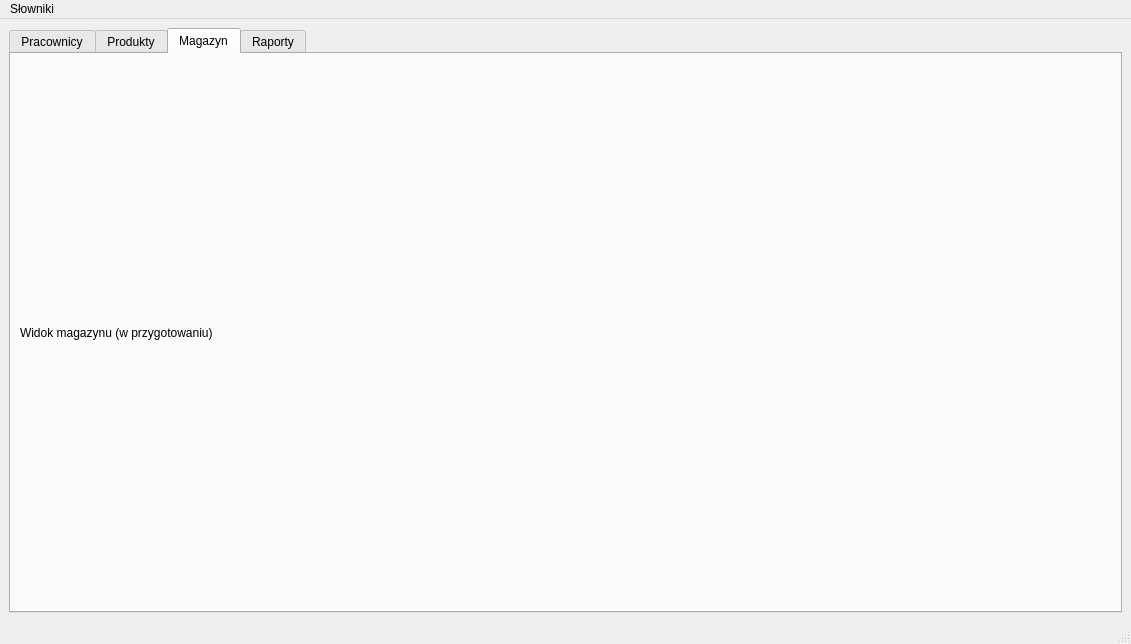
LukasZaw/company-manager-qt, file mainwindow.ui: the form before one commit.
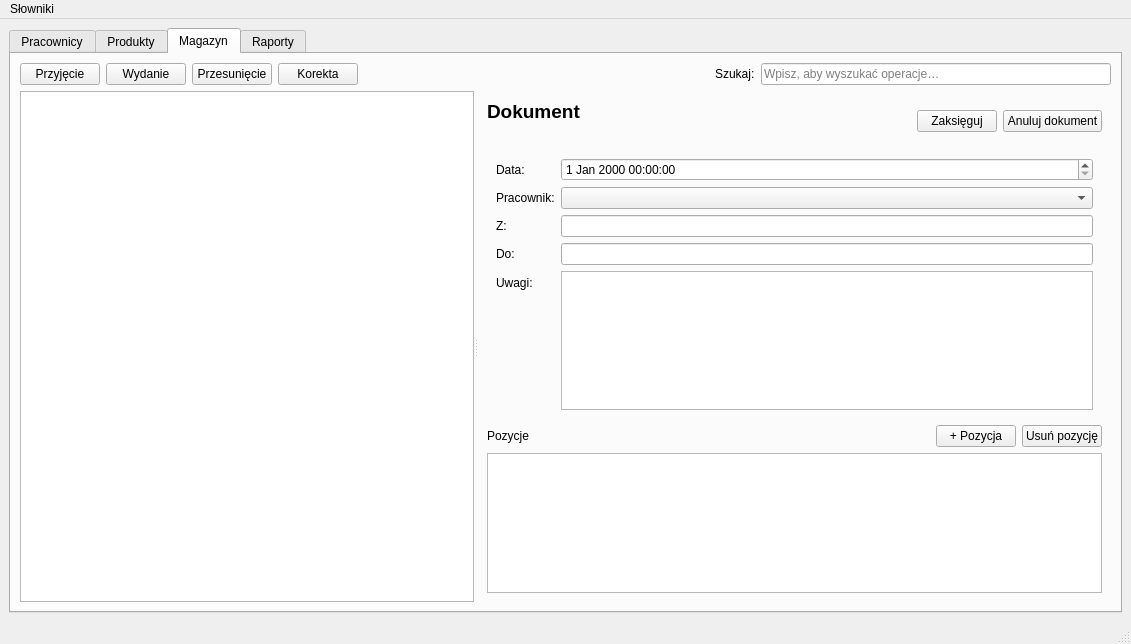
The form after the commit. The open tabs and pages were chosen to show the change.

Commit message: feat: warehouse movements UI

What changed in the file:
```diff
--- a/mainwindow.ui
+++ b/mainwindow.ui
@@ -274,12 +274,288 @@
        </attribute>
        <layout class="QVBoxLayout" name="warehouseLayout">
         <item>
-         <widget class="QLabel" name="warehousePlaceholder">
-          <property name="text">
-           <string>Widok magazynu (w przygotowaniu)</string>
-          </property>
-         </widget>
+             <widget class="QWidget" name="warehouseActionBar">
+               <layout class="QHBoxLayout" name="warehouseActionLayout">
+                <property name="leftMargin">
+                  <number>0</number>
+                </property>
+                <property name="topMargin">
+                  <number>0</number>
+                </property>
+                <property name="rightMargin">
+                  <number>0</number>
+                </property>
+                <property name="bottomMargin">
+                  <number>0</number>
+                </property>
+                <item>
+                  <widget class="QPushButton" name="warehouseReceiptButton">
+                   <property name="text">
+                     <string>Przyjęcie</string>
+                   </property>
+                  </widget>
+                </item>
+                <item>
+                  <widget class="QPushButton" name="warehouseIssueButton">
+                   <property name="text">
+                     <string>Wydanie</string>
+                   </property>
+                  </widget>
+                </item>
+                <item>
+                  <widget class="QPushButton" name="warehouseRelocateButton">
+                   <property name="text">
+                     <string>Przesunięcie</string>
+                   </property>
+                  </widget>
+                </item>
+                <item>
+                  <widget class="QPushButton" name="warehouseAdjustButton">
+                   <property name="text">
+                     <string>Korekta</string>
+                   </property>
+                  </widget>
+                </item>
+                <item>
+                  <spacer name="warehouseActionSpacer">
+                   <property name="orientation">
+                     <enum>Qt::Orientation::Horizontal</enum>
+                   </property>
+                   <property name="sizeHint" stdset="0">
+                     <size>
+                      <width>40</width>
+                      <height>20</height>
+                     </size>
+                   </property>
+                  </spacer>
+                </item>
+                <item>
+                  <widget class="QLabel" name="warehouseSearchLabel">
+                   <property name="text">
+                     <string>Szukaj:</string>
+                   </property>
+                  </widget>
+                </item>
+                <item>
+                  <widget class="QLineEdit" name="warehouseSearchLineEdit">
+                   <property name="placeholderText">
+                     <string>Wpisz, aby wyszukać operacje…</string>
+                   </property>
+                   <property name="clearButtonEnabled">
+                     <bool>true</bool>
+                   </property>
+                  </widget>
+                </item>
+               </layout>
+             </widget>
         </item>
+            <item>
+             <widget class="QSplitter" name="warehouseSplitter">
+               <property name="orientation">
+                <enum>Qt::Orientation::Horizontal</enum>
+               </property>
+               <widget class="QWidget" name="warehouseLeftPanel">
+                <property name="minimumSize">
+                  <size>
+                   <width>280</width>
+                   <height>0</height>
+                  </size>
+                </property>
+                <layout class="QVBoxLayout" name="warehouseLeftLayout">
+                  <property name="leftMargin">
+                   <number>0</number>
+                  </property>
+                  <property name="topMargin">
+                   <number>0</number>
+                  </property>
+                  <property name="rightMargin">
+                   <number>0</number>
+                  </property>
+                  <property name="bottomMargin">
+                   <number>0</number>
+                  </property>
+                  <item>
+                   <widget class="QListView" name="warehouseMovementsListView"/>
+                  </item>
+                </layout>
+               </widget>
+               <widget class="QStackedWidget" name="warehouseRightStack">
+                <property name="currentIndex">
+                  <number>0</number>
+                </property>
+                <widget class="QWidget" name="warehouseEmptyPage">
+                  <layout class="QVBoxLayout" name="warehouseEmptyLayout">
+                   <item>
+                     <widget class="QLabel" name="warehouseEmptyLabel">
+                      <property name="text">
+                        <string>Wybierz dokument z listy lub utwórz nową operację.</string>
+                      </property>
+                      <property name="alignment">
+                        <set>Qt::AlignmentFlag::AlignCenter</set>
+                      </property>
+                     </widget>
+                   </item>
+                  </layout>
+                </widget>
+                <widget class="QWidget" name="warehouseDetailsPage">
+                  <layout class="QVBoxLayout" name="warehouseDetailsLayout">
+                   <item>
+                     <layout class="QHBoxLayout" name="warehouseHeaderLayout">
+                      <item>
+                        <layout class="QVBoxLayout" name="warehouseHeaderTextLayout">
+                         <item>
+                           <widget class="QLabel" name="warehouseMovementTitleLabel">
+                            <property name="font">
+                              <font>
+                               <pointsize>14</pointsize>
+                               <bold>true</bold>
+                              </font>
+                            </property>
+                            <property name="text">
+                              <string>Dokument</string>
+                            </property>
+                           </widget>
+                         </item>
+                         <item>
+                           <widget class="QLabel" name="warehouseMovementMetaLabel">
+                            <property name="text">
+                              <string/>
+                            </property>
+                           </widget>
+                         </item>
+                        </layout>
+                      </item>
+                      <item>
+                        <spacer name="warehouseHeaderSpacer">
+                         <property name="orientation">
+                           <enum>Qt::Orientation::Horizontal</enum>
+                         </property>
+                         <property name="sizeHint" stdset="0">
+                           <size>
+                            <width>40</width>
+                            <height>20</height>
+                           </size>
+                         </property>
+                        </spacer>
+                      </item>
+                      <item>
+                        <widget class="QPushButton" name="warehousePostButton">
+                         <property name="text">
+                           <string>Zaksięguj</string>
+                         </property>
+                        </widget>
+                      </item>
+                      <item>
+                        <widget class="QPushButton" name="warehouseCancelMovementButton">
+                         <property name="text">
+                           <string>Anuluj dokument</string>
+                         </property>
+                        </widget>
+                      </item>
+                     </layout>
+                   </item>
+                   <item>
+                     <widget class="QWidget" name="warehouseFormWidget">
+                      <layout class="QFormLayout" name="warehouseFormLayout">
+                        <item row="0" column="0">
+                         <widget class="QLabel" name="warehouseOccurredAtLabel">
+                           <property name="text">
+                            <string>Data:</string>
+                           </property>
+                         </widget>
+                        </item>
+                        <item row="0" column="1">
+                         <widget class="QDateTimeEdit" name="warehouseOccurredAtEdit"/>
+                        </item>
+                        <item row="1" column="0">
+                         <widget class="QLabel" name="warehouseEmployeeLabel">
+                           <property name="text">
+                            <string>Pracownik:</string>
+                           </property>
+                         </widget>
+                        </item>
+                        <item row="1" column="1">
+                         <widget class="QComboBox" name="warehouseEmployeeComboBox"/>
+                        </item>
+                        <item row="2" column="0">
+                         <widget class="QLabel" name="warehouseFromLocationLabel">
+                           <property name="text">
+                            <string>Z:</string>
+                           </property>
+                         </widget>
+                        </item>
+                        <item row="2" column="1">
+                         <widget class="QLineEdit" name="warehouseFromLocationEdit"/>
+                        </item>
+                        <item row="3" column="0">
+                         <widget class="QLabel" name="warehouseToLocationLabel">
+                           <property name="text">
+                            <string>Do:</string>
+                           </property>
+                         </widget>
+                        </item>
+                        <item row="3" column="1">
+                         <widget class="QLineEdit" name="warehouseToLocationEdit"/>
+                        </item>
+                        <item row="4" column="0">
+                         <widget class="QLabel" name="warehouseNotesLabel">
+                           <property name="text">
+                            <string>Uwagi:</string>
+                           </property>
+                         </widget>
+                        </item>
+                        <item row="4" column="1">
+                         <widget class="QPlainTextEdit" name="warehouseNotesEdit"/>
+                        </item>
+                      </layout>
+                     </widget>
+                   </item>
+                   <item>
+                     <layout class="QHBoxLayout" name="warehouseLinesToolbarLayout">
+                      <item>
+                        <widget class="QLabel" name="warehouseLinesLabel">
+                         <property name="text">
+                           <string>Pozycje</string>
+                         </property>
+                        </widget>
+                      </item>
+                      <item>
+                        <spacer name="warehouseLinesSpacer">
+                         <property name="orientation">
+                           <enum>Qt::Orientation::Horizontal</enum>
+                         </property>
+                         <property name="sizeHint" stdset="0">
+                           <size>
+                            <width>40</width>
+                            <height>20</height>
+                           </size>
+                         </property>
+                        </spacer>
+                      </item>
+                      <item>
+                        <widget class="QPushButton" name="warehouseAddLineButton">
+                         <property name="text">
+                           <string>+ Pozycja</string>
+                         </property>
+                        </widget>
+                      </item>
+                      <item>
+                        <widget class="QPushButton" name="warehouseRemoveLineButton">
+                         <property name="text">
+                           <string>Usuń pozycję</string>
+                         </property>
+                        </widget>
+                      </item>
+                     </layout>
+                   </item>
+                   <item>
+                     <widget class="QTableView" name="warehouseLinesTableView"/>
+                   </item>
+                  </layout>
+                </widget>
+               </widget>
+             </widget>
+            </item>
        </layout>
       </widget>
       <widget class="QWidget" name="reportsTab">
```
The commit also changes 2 other files.
